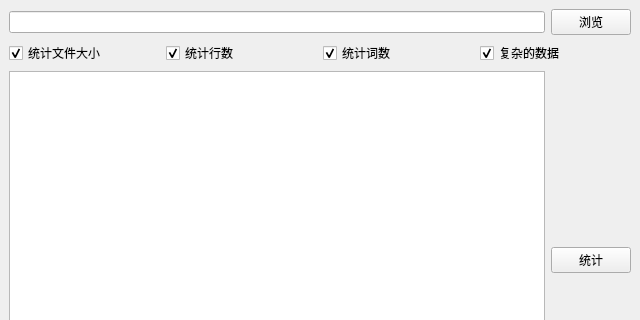
This is wc_gui/WinGui.ui in S-TRAVELER/WC as Qt 5 draws it before an edit; both pictures show x 0 to 640 and y 0 to 320 of the 640 by 480 pixel window. The edited form follows.
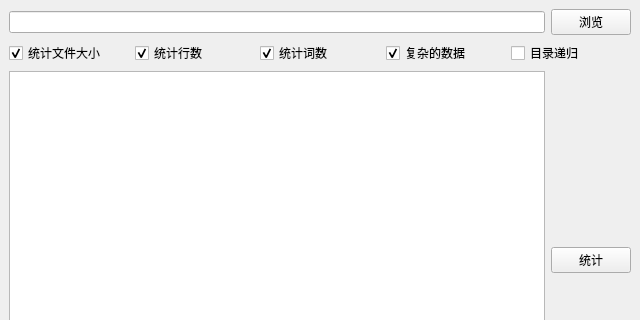
This is the edited form.

```diff
--- a/wc_gui/WinGui.ui
+++ b/wc_gui/WinGui.ui
@@ -73,6 +73,16 @@
           </property>
          </widget>
         </item>
+        <item>
+         <widget class="QCheckBox" name="checkBox_5">
+          <property name="text">
+           <string>目录递归</string>
+          </property>
+          <property name="checked">
+           <bool>false</bool>
+          </property>
+         </widget>
+        </item>
        </layout>
       </item>
       <item>
```
